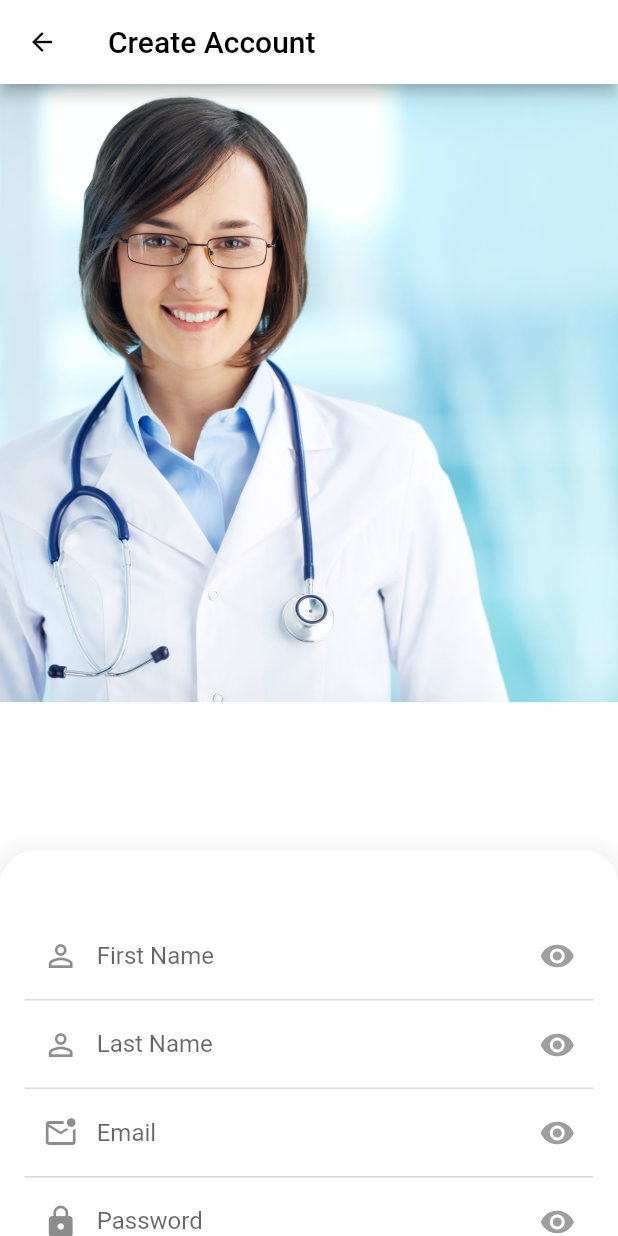
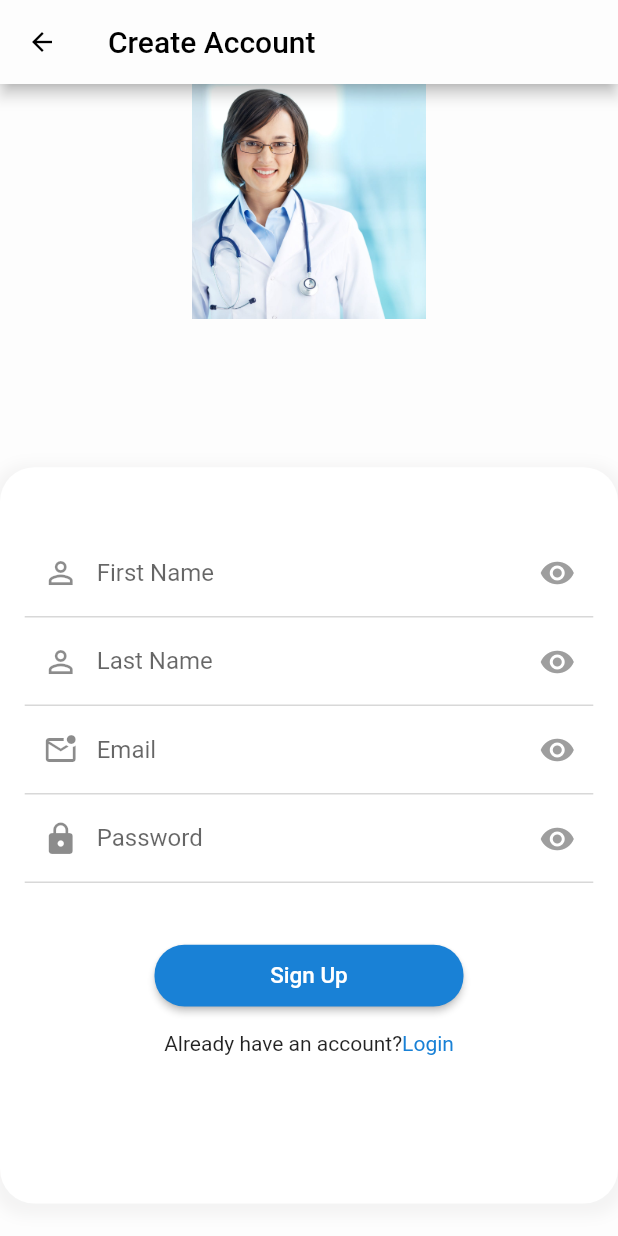
Before and after one commit to shahzebnaqvi/Medical_App, a Flutter app: the Signup screen opened directly, on a phone screen of 412 x 824 dp. Run offline on Flutter 3.47's test engine with Material 2 defaults, Android fonts, the phone set to English and light mode, and no system bars; our stand-ins replace carousel_slider, flutter_speed_dial, get, image_picker, lottie; missing offline and left inert: ml_kit_ocr.

```diff
--- a/lib/Screens/auth/signup.dart
+++ b/lib/Screens/auth/signup.dart
@@ -48,6 +48,7 @@ class _SignupState extends State<Signup> {
                 alignment: Alignment.center,
                 child: Image.asset(
                   'assets/doctor2.jpg',
+                     width: MediaQuery.of(context).size.width * 0.38,
                 )),
             Container(
                 margin: EdgeInsets.only(
```
